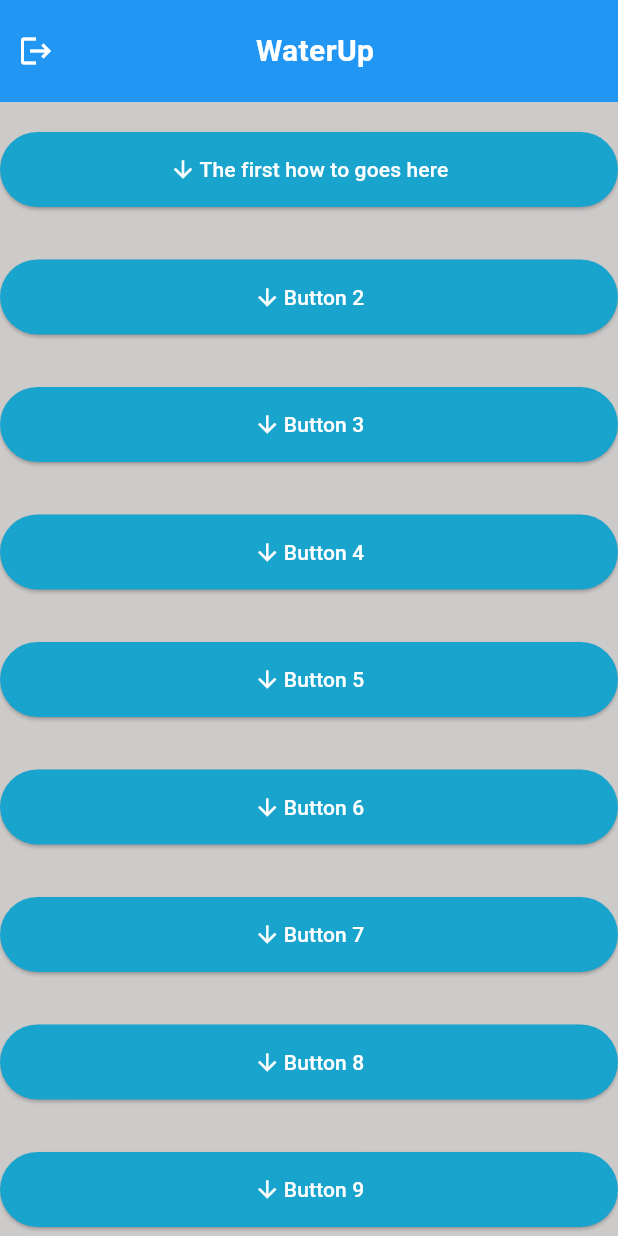
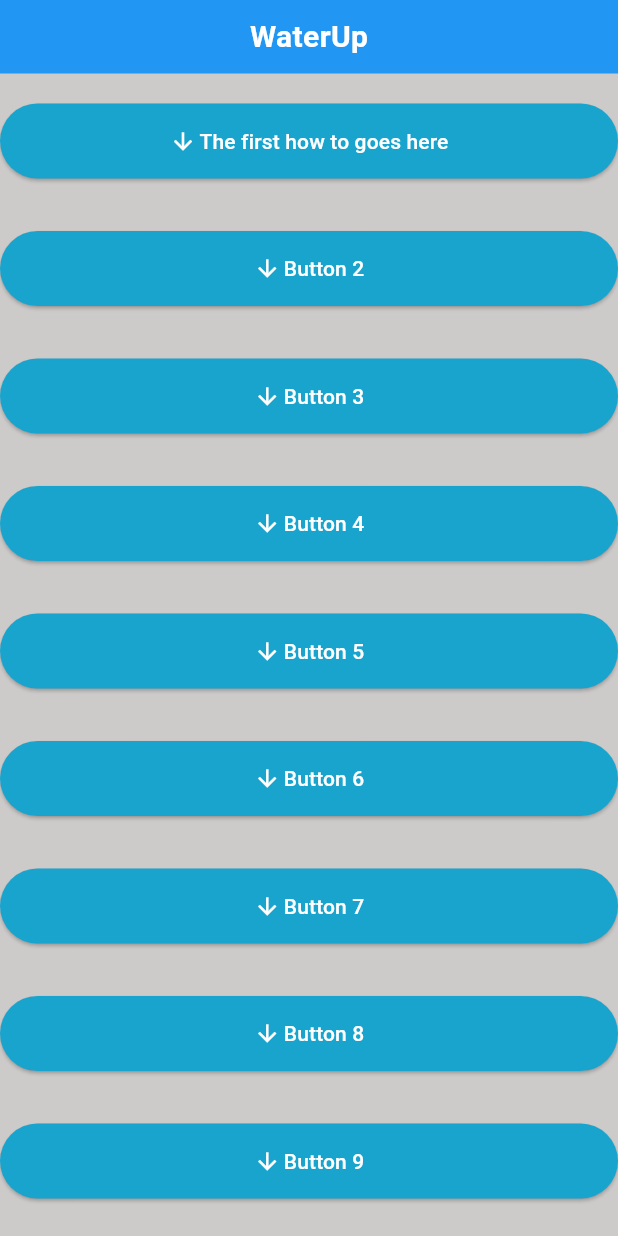
Before and after one commit to Oni67/WaterUp, a Flutter app: the HowTo screen opened directly, on a phone screen of 412 x 824 dp. Run offline on Flutter 3.47's test engine with Material 3 defaults, Android fonts, the phone set to English and light mode, and no system bars; our stand-ins replace cloud_firestore, firebase_auth, firebase_core, fl_chart; accounts and stored records are empty.

Commit message:
removed logouts and update waterHistory after adding water

```diff
--- a/waterup/lib/pages/HowTo.dart
+++ b/waterup/lib/pages/HowTo.dart
@@ -80,26 +80,16 @@ class BudgetingState extends State<HowTo> {
   Widget build(BuildContext context) {
     return Scaffold(
       backgroundColor: Color.fromARGB(236, 201, 198, 198),
-      appBar: PreferredSize(
-        preferredSize: const Size.fromHeight(kToolbarHeight + 30),
-        child: Container(
+      body: Column(
+        crossAxisAlignment: CrossAxisAlignment.stretch,
+        children: [
+          Container(
             color: Colors.blue, // Set the color of the banner to blue
-            padding: const EdgeInsets.symmetric(vertical: 10),
-            child: Row(
+            padding: EdgeInsets.symmetric(vertical: 10),
+            child: const Column(
               mainAxisAlignment: MainAxisAlignment.spaceBetween,
               children: [
-                IconButton(
-                  icon: const Icon(Icons.logout,
-                      color: Colors.white), // Icon color set to white
-                  onPressed: () {
-                    Navigator.of(context).pop();
-                    Navigator.pushReplacement(
-                      context,
-                      MaterialPageRoute(builder: (context) => MyHomePage()),
-                    );
-                  },
-                ),
-                const Text(
+                Text(
                   'WaterUp',
                   style: TextStyle(
                     color: Colors.white, // Set the text color to white
@@ -107,13 +97,11 @@ class BudgetingState extends State<HowTo> {
                     fontSize: 20.0,
                   ),
                 ),
-                const SizedBox(width: 40), // Adjust the space between the icon and text as needed
               ],
             ),
           ),
-      ),
-      body:
-      ListView.builder(
+          Expanded(
+            child: ListView.builder(
               itemCount: 20,
               itemBuilder: (context, index) {
                 return Column(
@@ -132,7 +120,9 @@ class BudgetingState extends State<HowTo> {
                           setState(() {
                             _showExplanationList[index] =
                                 !_showExplanationList[index];
-                      for (int i = 0; i < _showExplanationList.length; i++) {
+                            for (int i = 0;
+                                i < _showExplanationList.length;
+                                i++) {
                               if (i != index) {
                                 _showExplanationList[i] = false;
                               }
@@ -163,6 +153,9 @@ class BudgetingState extends State<HowTo> {
                   ],
                 );
               },
+            ),
+          ),
+        ],
       ),
     );
   }
```
Also changed, not shown: waterup/lib/backend/AddWaterPage.dart (+6 -1 lines), waterup/lib/main.dart (+16 -7 lines), waterup/lib/pages/Water_History.dart (+2 -13 lines), waterup/lib/pages/recurring_transactions.dart (+2 -14 lines). Lines whose indentation alone changed are shown as unchanged.
